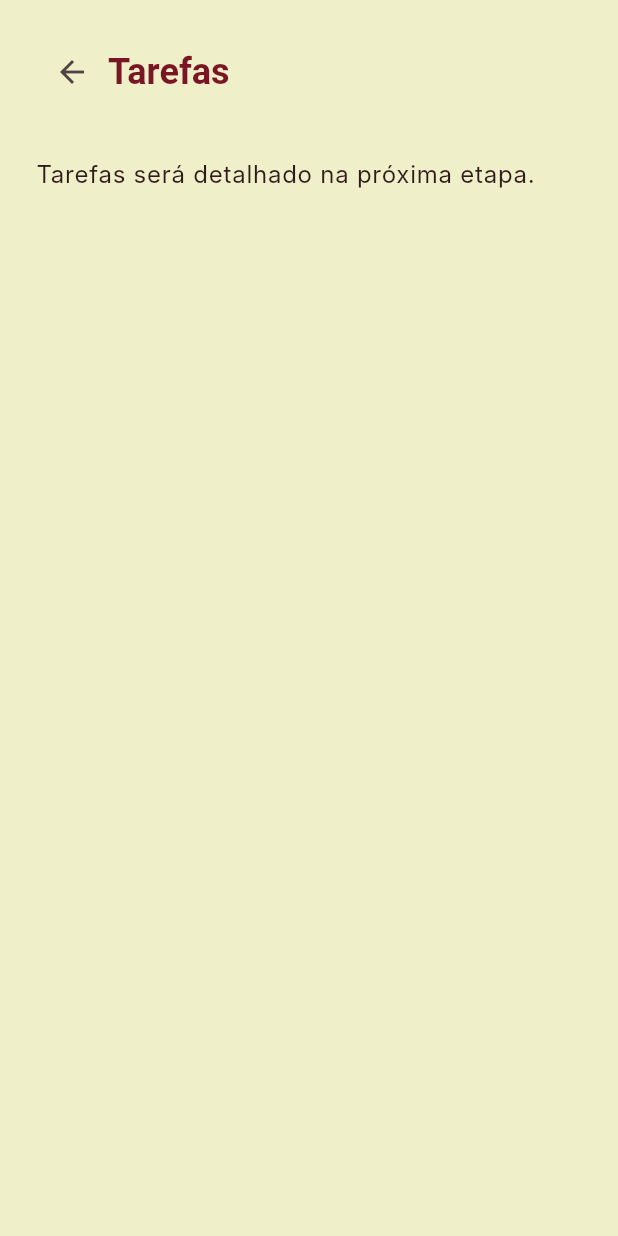
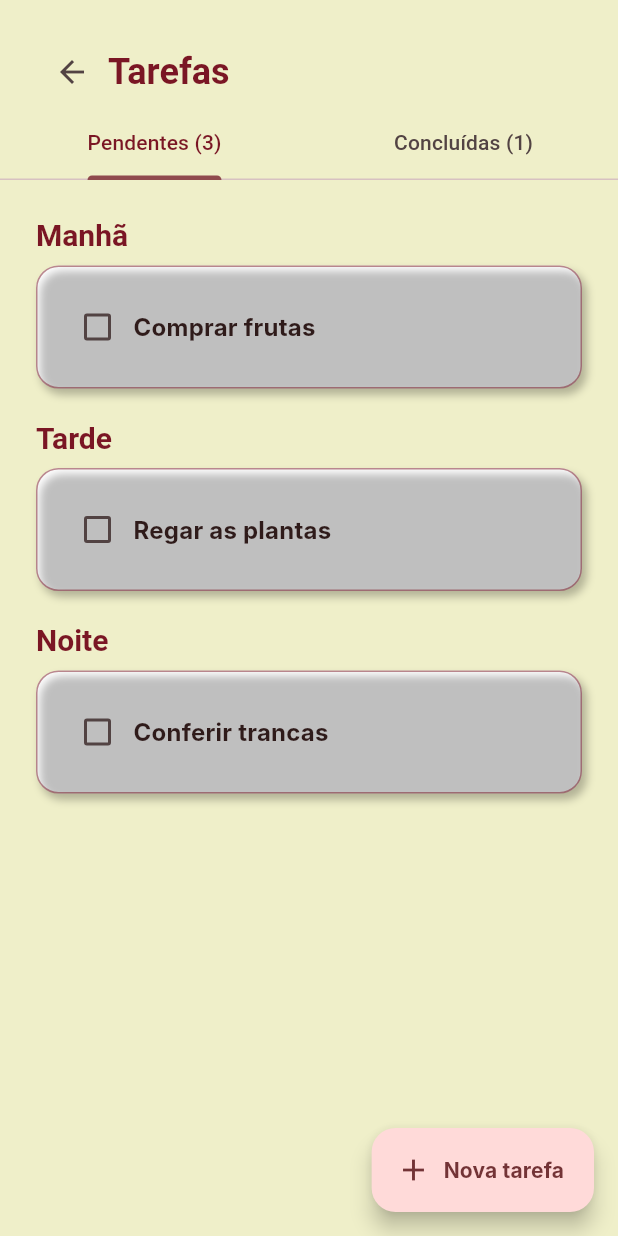
Before and after one commit to vinicius-pascoal/kuideapp, a Flutter app: the HomeScreen screen opened by its route, after a tap on "Tarefas", on a phone screen of 412 x 824 dp. Run offline on Flutter 3.47's test engine with Material 3 defaults, Android fonts, the phone set to English and light mode, and no system bars; our stand-ins replace flutter_riverpod, go_router; Roboto replaces fonts that are missing (Inter, Source Serif Pro).

Commit message:
feat: adiciona tela de tarefas com gerenciamento de tarefas pendentes e concluídas, incluindo lógica de adição, remoção e atualização

```diff
--- a/lib/app/router/app_router.dart
+++ b/lib/app/router/app_router.dart
@@ -13,8 +13,9 @@ import '../../features/home/presentation/quick_access_screen.dart';
 import '../../features/health/presentation/health_history_screen.dart';
 import '../../features/medications/presentation/add_medication_screen.dart';
 import '../../features/medications/presentation/medications_screen.dart';
+import '../../features/routine/presentation/routine_screen.dart';
+import '../../features/tasks/presentation/tasks_screen.dart';
 import '../../features/profile/presentation/profile_placeholder_screen.dart';
-import '../../features/routine/presentation/routine_placeholder_screen.dart';
 import '../../shared/widgets/kuide_scaffold.dart';
 import '../../shared/widgets/module_placeholder_screen.dart';
 
@@ -42,7 +43,7 @@ final GoRouter appRouter = GoRouter(
     GoRoute(path: '/medications/add', builder: (context, state) => const AddMedicationScreen()),
     GoRoute(path: '/appointments', builder: (context, state) => const ModulePlaceholderScreen(title: 'Compromissos')),
     GoRoute(path: '/shopping', builder: (context, state) => const ModulePlaceholderScreen(title: 'Compras')),
-    GoRoute(path: '/tasks', builder: (context, state) => const ModulePlaceholderScreen(title: 'Tarefas')),
+    GoRoute(path: '/tasks', builder: (context, state) => const TasksScreen()),
     GoRoute(path: '/contacts', builder: (context, state) => const ModulePlaceholderScreen(title: 'Pessoas importantes')),
     GoRoute(path: '/emergency', builder: (context, state) => const ModulePlaceholderScreen(title: 'Central de emergência')),
     StatefulShellRoute.indexedStack(
@@ -69,7 +70,7 @@ final GoRouter appRouter = GoRouter(
           routes: [
             GoRoute(
               path: '/routine',
-              builder: (context, state) => const RoutinePlaceholderScreen(),
+              builder: (context, state) => const RoutineScreen(),
             ),
           ],
         ),
--- a/lib/features/home/presentation/home_screen.dart
+++ b/lib/features/home/presentation/home_screen.dart
@@ -7,6 +7,8 @@ import '../../../app/theme/app_spacing.dart';
 import '../../../core/providers/app_providers.dart';
 import '../../../features/onboarding/presentation/onboarding_provider.dart';
 import '../../../features/medications/presentation/medication_provider.dart';
+import '../../../features/tasks/domain/task.dart';
+import '../../../features/tasks/presentation/task_provider.dart';
 import '../../../shared/widgets/app_card.dart';
 import '../data/home_mock_data.dart';
 import '../domain/quick_access_item.dart';
@@ -19,6 +21,7 @@ class HomeScreen extends ConsumerWidget {
     final session = ref.watch(authSessionProvider);
     final onboarding = ref.watch(onboardingProvider);
     final medications = ref.watch(medicationsProvider);
+    final pendingTasks = ref.watch(tasksProvider).where((task) => !task.completed).toList();
     final name = session.displayName?.trim().isNotEmpty == true ? session.displayName! : 'Maria Santos';
     final pendingMedications = medications.where((medication) => !medication.taken).toList();
     final nextMedication = pendingMedications.isEmpty ? medications.first : pendingMedications.first;
@@ -80,9 +83,15 @@ class HomeScreen extends ConsumerWidget {
         const SizedBox(height: AppSpacing.xl),
         const SectionHeader(title: 'Ainda falta hoje'),
         const SizedBox(height: AppSpacing.sm),
-        _OutstandingItem(icon: Icons.medication_outlined, title: medication, detail: 'Tomar às $medicationTime', onTap: () => context.push('/medications')),
-        _OutstandingItem(icon: Icons.water_drop_outlined, title: 'Medir a pressão', detail: 'Registre como está se sentindo', onTap: () => context.go('/health')),
-        _OutstandingItem(icon: Icons.check_circle_outline, title: 'Comprar frutas', detail: 'Lista de compras', onTap: () => context.push('/shopping')),
+        if (pendingMedications.isNotEmpty)
+          _OutstandingItem(icon: Icons.medication_outlined, title: medication, detail: 'Tomar às $medicationTime', onTap: () => context.push('/medications')),
+        for (final task in pendingTasks.take(2))
+          _OutstandingItem(icon: Icons.check_circle_outline, title: task.title, detail: task.period.label, onTap: () => context.push('/tasks')),
+        if (pendingMedications.isEmpty && pendingTasks.isEmpty)
+          const Padding(
+            padding: EdgeInsets.all(AppSpacing.sm),
+            child: Text('Tudo certo por hoje!'),
+          ),
         const SizedBox(height: AppSpacing.xl),
         SectionHeader(title: 'Próximos compromissos', onViewAll: () => context.push('/appointments')),
         const SizedBox(height: AppSpacing.sm),
--- a/lib/features/routine/presentation/routine_placeholder_screen.dart
+++ /dev/null
@@ -1,5 +0,0 @@
-import '../../../shared/widgets/placeholder_screen.dart';
-
-class RoutinePlaceholderScreen extends PlaceholderScreen {
-  const RoutinePlaceholderScreen({super.key}) : super(title: 'Rotina');
-}
--- /dev/null
+++ b/lib/features/tasks/domain/task.dart
@@ -0,0 +1,36 @@
+enum TaskPeriod { morning, afternoon, evening }
+
+extension TaskPeriodLabel on TaskPeriod {
+  String get label => switch (this) {
+        TaskPeriod.morning => 'Manhã',
+        TaskPeriod.afternoon => 'Tarde',
+        TaskPeriod.evening => 'Noite',
+      };
+}
+
+class Task {
+  const Task({
+    required this.id,
+    required this.title,
+    required this.period,
+    required this.date,
+    this.description = '',
+    this.completed = false,
+  });
+
+  final String id;
+  final String title;
+  final TaskPeriod period;
+  final DateTime date;
+  final String description;
+  final bool completed;
+
+  Task copyWith({bool? completed}) => Task(
+        id: id,
+        title: title,
+        period: period,
+        date: date,
+        description: description,
+        completed: completed ?? this.completed,
+      );
+}
--- /dev/null
+++ b/lib/features/tasks/presentation/task_provider.dart
@@ -0,0 +1,38 @@
+import 'package:flutter_riverpod/flutter_riverpod.dart';
+
+import '../data/task_mock_repository.dart';
+import '../domain/task.dart';
+
+final taskRepositoryProvider = Provider<TaskRepository>((ref) => MockTaskRepository());
+
+final tasksProvider = NotifierProvider<TaskController, List<Task>>(TaskController.new);
+
+class TaskController extends Notifier<List<Task>> {
+  @override
+  List<Task> build() {
+    final today = DateTime.now();
+    return [
+      Task(id: 'buy-fruit', title: 'Comprar frutas', period: TaskPeriod.morning, date: today),
+      Task(id: 'water-plants', title: 'Regar as plantas', period: TaskPeriod.afternoon, date: today),
+      Task(id: 'check-locks', title: 'Conferir trancas', period: TaskPeriod.evening, date: today),
+      Task(id: 'pressure', title: 'Medir a pressão', period: TaskPeriod.morning, date: today.subtract(const Duration(days: 1)), completed: true),
+    ];
+  }
+
+  Future<void> add(Task task) async {
+    final saved = await ref.read(taskRepositoryProvider).add(task);
+    state = [...state, saved];
+  }
+
+  Future<void> toggleCompleted(String id) async {
+    final task = state.firstWhere((item) => item.id == id);
+    final updated = task.copyWith(completed: !task.completed);
+    await ref.read(taskRepositoryProvider).update(updated);
+    state = [for (final item in state) if (item.id == id) updated else item];
+  }
+
+  Future<void> remove(String id) async {
+    await ref.read(taskRepositoryProvider).remove(id);
+    state = state.where((item) => item.id != id).toList();
+  }
+}
--- /dev/null
+++ b/lib/features/tasks/presentation/tasks_screen.dart
@@ -0,0 +1,186 @@
+import 'package:flutter/material.dart';
+import 'package:flutter_riverpod/flutter_riverpod.dart';
+import 'package:go_router/go_router.dart';
+
+import '../../../app/theme/app_colors.dart';
+import '../../../app/theme/app_spacing.dart';
+import '../../../shared/widgets/app_buttons.dart';
+import '../../../shared/widgets/app_card.dart';
+import '../../../shared/widgets/app_fields.dart';
+import '../../../shared/widgets/app_header.dart';
+import '../domain/task.dart';
+import 'task_provider.dart';
+
+class TasksScreen extends ConsumerWidget {
+  const TasksScreen({super.key});
+
+  @override
+  Widget build(BuildContext context, WidgetRef ref) {
+    final tasks = ref.watch(tasksProvider);
+    final pending = tasks.where((task) => !task.completed).toList();
+    final complete = tasks.where((task) => task.completed).toList();
+    return DefaultTabController(
+      length: 2,
+      child: Scaffold(
+        body: SafeArea(
+          child: Column(
+            children: [
+              Padding(
+                padding: const EdgeInsets.fromLTRB(AppSpacing.lg, AppSpacing.lg, AppSpacing.lg, 0),
+                child: AppHeader(title: 'Tarefas', onBack: () => context.pop()),
+              ),
+              TabBar(
+                labelColor: AppColors.wine,
+                tabs: [Tab(text: 'Pendentes (${pending.length})'), Tab(text: 'Concluídas (${complete.length})')],
+              ),
+              Expanded(
+                child: TabBarView(
+                  children: [
+                    _TaskList(tasks: pending, emptyMessage: 'Nenhuma tarefa pendente.'),
+                    _TaskList(tasks: complete, emptyMessage: 'Nenhuma tarefa concluída.'),
+                  ],
+                ),
+              ),
+            ],
+          ),
+        ),
+        floatingActionButton: FloatingActionButton.extended(
+          onPressed: () => _showAddTask(context),
+          icon: const Icon(Icons.add),
+          label: const Text('Nova tarefa'),
+        ),
+      ),
+    );
+  }
+}
+
+class _TaskList extends StatelessWidget {
+  const _TaskList({required this.tasks, required this.emptyMessage});
+
+  final List<Task> tasks;
+  final String emptyMessage;
+
+  @override
+  Widget build(BuildContext context) => tasks.isEmpty
+      ? Center(child: Text(emptyMessage))
+      : ListView(
+          padding: const EdgeInsets.all(AppSpacing.lg),
+          children: [
+            for (final period in TaskPeriod.values) ...[
+              if (tasks.where((task) => task.period == period).isNotEmpty) ...[
+                Text(period.label, style: Theme.of(context).textTheme.titleLarge),
+                const SizedBox(height: AppSpacing.xs),
+                for (final task in tasks.where((task) => task.period == period)) _TaskTile(task: task),
+                const SizedBox(height: AppSpacing.sm),
+              ],
+            ],
+          ],
+        );
+}
+
+class _TaskTile extends ConsumerWidget {
+  const _TaskTile({required this.task});
+
+  final Task task;
+
+  @override
+  Widget build(BuildContext context, WidgetRef ref) => Padding(
+        padding: const EdgeInsets.only(bottom: AppSpacing.xs),
+        child: AppCard(
+          tint: false,
+          child: Row(
+            children: [
+              Checkbox(
+                value: task.completed,
+                onChanged: (_) => ref.read(tasksProvider.notifier).toggleCompleted(task.id),
+              ),
+              Expanded(
+                child: Column(
+                  crossAxisAlignment: CrossAxisAlignment.start,
+                  children: [
+                    Text(task.title, style: Theme.of(context).textTheme.titleMedium?.copyWith(decoration: task.completed ? TextDecoration.lineThrough : null)),
+                    if (task.description.isNotEmpty) Text(task.description),
+                  ],
+                ),
+              ),
+              if (task.completed)
+                IconButton(
+                  tooltip: 'Remover ${task.title}',
+                  onPressed: () => ref.read(tasksProvider.notifier).remove(task.id),
+                  icon: const Icon(Icons.delete_outline),
+                ),
+            ],
+          ),
+        ),
+      );
+}
+
+Future<void> _showAddTask(BuildContext context) => showModalBottomSheet<void>(
+      context: context,
+      isScrollControlled: true,
+      builder: (context) => const _AddTaskSheet(),
+    );
+
+class _AddTaskSheet extends ConsumerStatefulWidget {
+  const _AddTaskSheet();
+
+  @override
+  ConsumerState<_AddTaskSheet> createState() => _AddTaskSheetState();
+}
+
+class _AddTaskSheetState extends ConsumerState<_AddTaskSheet> {
+  final _titleController = TextEditingController();
+  final _descriptionController = TextEditingController();
+  var _period = TaskPeriod.morning;
+
+  @override
+  void dispose() {
+    _titleController.dispose();
+    _descriptionController.dispose();
+    super.dispose();
+  }
+
+  @override
+  Widget build(BuildContext context) => Padding(
+        padding: EdgeInsets.fromLTRB(AppSpacing.lg, AppSpacing.lg, AppSpacing.lg, MediaQuery.viewInsetsOf(context).bottom + AppSpacing.lg),
+        child: Column(
+          mainAxisSize: MainAxisSize.min,
+          crossAxisAlignment: CrossAxisAlignment.stretch,
+          children: [
+            Text('Nova tarefa', style: Theme.of(context).textTheme.titleLarge),
+            const SizedBox(height: AppSpacing.md),
+            AppTextField(label: 'Título', controller: _titleController),
+            const SizedBox(height: AppSpacing.sm),
+            AppTextField(label: 'Descrição (opcional)', controller: _descriptionController),
+            const SizedBox(height: AppSpacing.sm),
+            AppDropdown<TaskPeriod>(
+              label: 'Período do dia',
+              value: _period,
+              onChanged: (value) => setState(() => _period = value ?? _period),
+              items: TaskPeriod.values.map((period) => DropdownMenuItem(value: period, child: Text(period.label))).toList(),
+            ),
+            const SizedBox(height: AppSpacing.md),
+            PrimaryButton(
+              label: 'Adicionar tarefa',
+              onPressed: () async {
+                final title = _titleController.text.trim();
+                if (title.isEmpty) {
+                  ScaffoldMessenger.of(context).showSnackBar(const SnackBar(content: Text('Informe o título da tarefa.')));
+                  return;
+                }
+                await ref.read(tasksProvider.notifier).add(
+                      Task(
+                        id: DateTime.now().microsecondsSinceEpoch.toString(),
+                        title: title,
+                        description: _descriptionController.text.trim(),
+                        period: _period,
+                        date: DateTime.now(),
+                      ),
+                    );
+                if (context.mounted) Navigator.of(context).pop();
+              },
+            ),
+          ],
+        ),
+      );
+}
```
Also changed, not shown: lib/features/routine/presentation/routine_screen.dart (added, +135 -0 lines), lib/features/tasks/data/task_mock_repository.dart (added, +30 -0 lines), 1 other file.
